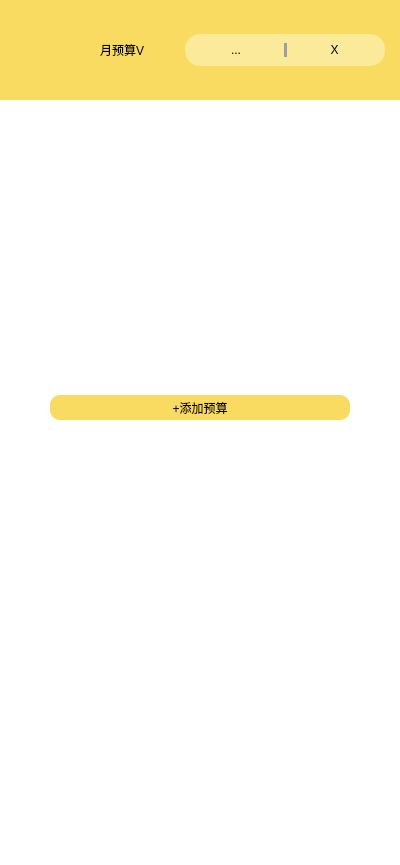
Qt form Main/DetaiPage/SubPage/Budget/MainUi/budgetsubpage.ui (MichaelFeng823/SharkBookProject) before a commit.
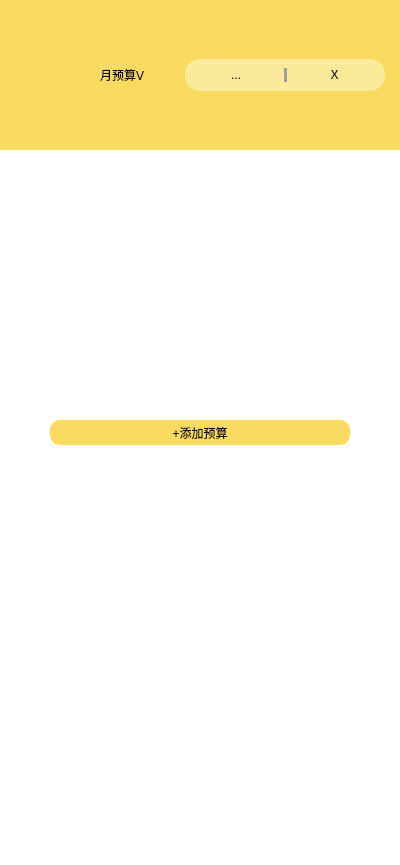
The same form after that commit. Icons and pictures are not drawn.

```diff
--- a/Main/DetaiPage/SubPage/Budget/MainUi/budgetsubpage.ui
+++ b/Main/DetaiPage/SubPage/Budget/MainUi/budgetsubpage.ui
@@ -69,7 +69,7 @@
         <property name="minimumSize">
          <size>
           <width>400</width>
-          <height>100</height>
+          <height>150</height>
          </size>
         </property>
         <property name="styleSheet">
```
